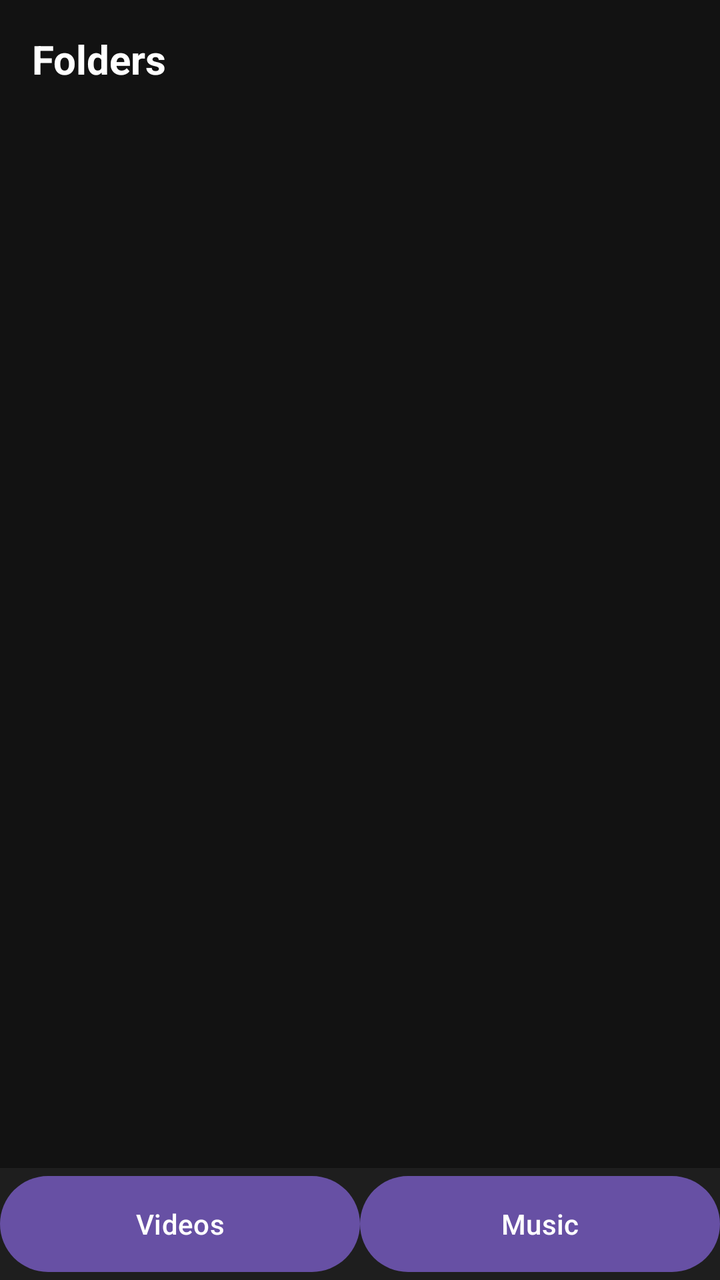
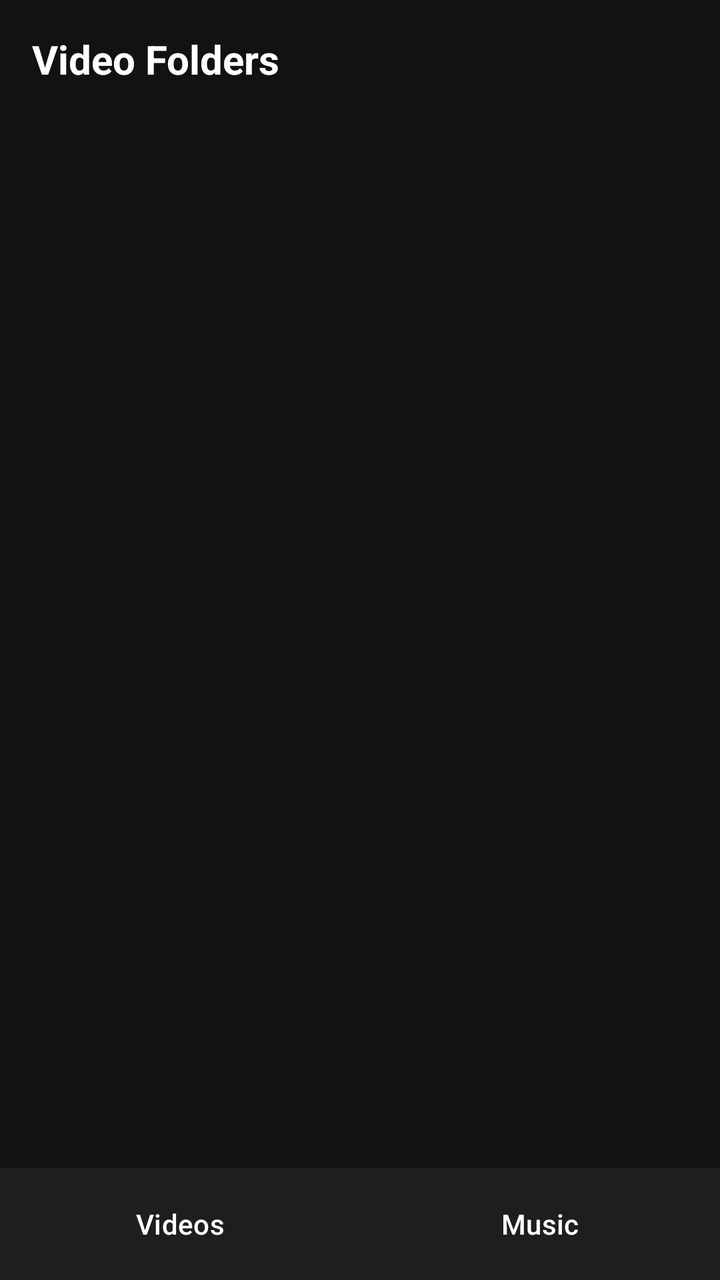

Screens rendered from an Android XML layout before and after an edit, with the pre-edit source and the edit as a unified diff.
<!-- AndroidManifest.xml: application theme Theme.MXStylePlayer -->
<!-- res/layout/activity_main.xml -->
<?xml version="1.0" encoding="utf-8"?>
<RelativeLayout xmlns:android="http://schemas.android.com/apk/res/android"
    android:layout_width="match_parent"
    android:layout_height="match_parent"
    android:background="#121212">

    <TextView
        android:id="@+id/txtHeader"
        android:layout_width="match_parent"
        android:layout_height="wrap_content"
        android:padding="16dp"
        android:textColor="#FFFFFF"
        android:textSize="20sp"
        android:textStyle="bold"
        android:text="Folders" />

    <androidx.recyclerview.widget.RecyclerView
        android:id="@+id/recyclerViewMain"
        android:layout_width="match_parent"
        android:layout_height="match_parent"
        android:layout_below="@id/txtHeader"
        android:layout_above="@id/bottomNav" />

    <LinearLayout
        android:id="@+id/bottomNav"
        android:layout_width="match_parent"
        android:layout_height="56dp"
        android:layout_alignParentBottom="true"
        android:orientation="horizontal"
        android:background="#1E1E1E">

        <Button
            android:id="@+id/btnNavVideos"
            android:layout_width="0dp"
            android:layout_height="match_parent"
            android:layout_weight="1"
            android:text="Videos" />

        <Button
            android:id="@+id/btnNavMusic"
            android:layout_width="0dp"
            android:layout_height="match_parent"
            android:layout_weight="1"
            android:text="Music" />
    </LinearLayout>

</RelativeLayout>
<!-- resources referenced by this layout -->
<resources>
  <style name="Theme.MXStylePlayer" parent="Theme.Material3.DayNight.NoActionBar"><item name="android:windowActionModeOverlay">true</item><item name="android:navigationBarColor">#000000</item><item name="android:statusBarColor">#000000</item></style>
</resources>

<!-- the commit's change to res/layout/activity_main.xml (unified diff, before → after) -->
@@ -4,6 +4,7 @@
     android:layout_height="match_parent"
     android:background="#121212">
 
+    
     <TextView
         android:id="@+id/txtHeader"
         android:layout_width="match_parent"
@@ -12,8 +13,9 @@
         android:textColor="#FFFFFF"
         android:textSize="20sp"
         android:textStyle="bold"
-        android:text="Folders" />
+        android:text="Video Folders" />
 
+    
     <androidx.recyclerview.widget.RecyclerView
         android:id="@+id/recyclerViewMain"
         android:layout_width="match_parent"
@@ -21,6 +23,7 @@
         android:layout_below="@id/txtHeader"
         android:layout_above="@id/bottomNav" />
 
+    
     <LinearLayout
         android:id="@+id/bottomNav"
         android:layout_width="match_parent"
@@ -34,6 +37,8 @@
             android:layout_width="0dp"
             android:layout_height="match_parent"
             android:layout_weight="1"
+            android:background="?android:attr/selectableItemBackground"
+            android:textColor="#FFFFFF"
             android:text="Videos" />
 
         <Button
@@ -41,6 +46,8 @@
             android:layout_width="0dp"
             android:layout_height="match_parent"
             android:layout_weight="1"
+            android:background="?android:attr/selectableItemBackground"
+            android:textColor="#FFFFFF"
             android:text="Music" />
     </LinearLayout>
 
